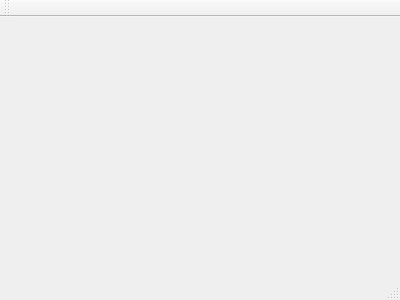
Before: the Qt Designer form app/windows/MainWindow.ui in Rexagon/methodist, drawn with Qt 5.
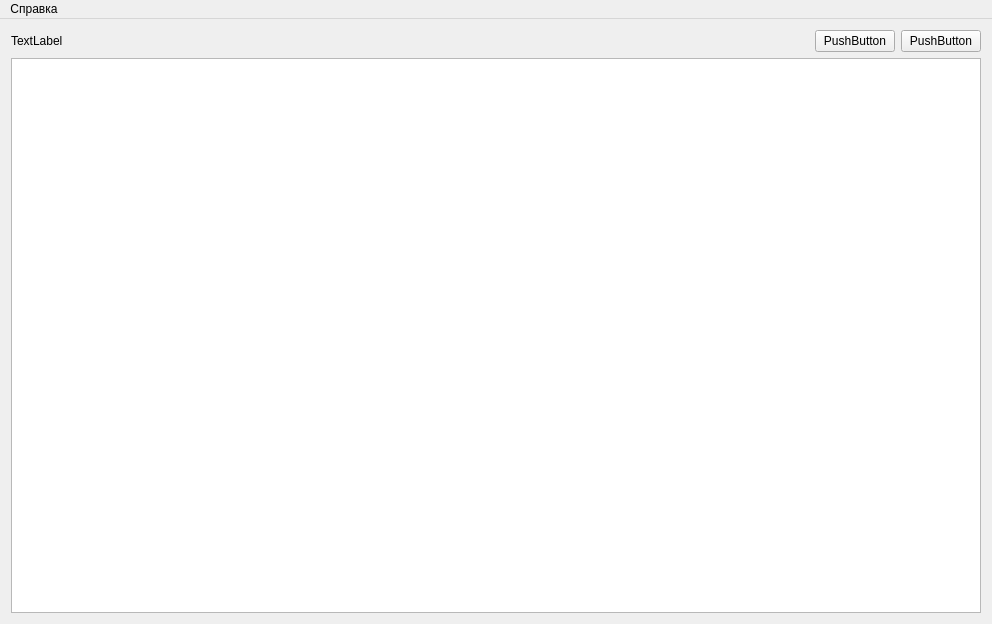
After: the same form once the commit is applied.

```diff
--- a/app/windows/MainWindow.ui
+++ b/app/windows/MainWindow.ui
@@ -1,24 +1,131 @@
 <ui version="4.0">
  <class>MainWindow</class>
- <widget class="QMainWindow" name="MainWindow" >
-  <property name="geometry" >
+ <widget class="QMainWindow" name="MainWindow">
+  <property name="geometry">
    <rect>
     <x>0</x>
     <y>0</y>
-    <width>400</width>
-    <height>300</height>
+    <width>992</width>
+    <height>624</height>
    </rect>
   </property>
   <property name="windowTitle" >
    <string>MainWindow</string>
   </property>
-  <widget class="QMenuBar" name="menuBar" />
-  <widget class="QToolBar" name="mainToolBar" />
-  <widget class="QWidget" name="centralWidget" />
-  <widget class="QStatusBar" name="statusBar" />
+  <property name="autoFillBackground">
+   <bool>false</bool>
+  </property>
+  <widget class="QWidget" name="centralWidget">
+   <property name="sizePolicy">
+    <sizepolicy hsizetype="Maximum" vsizetype="Maximum">
+     <horstretch>0</horstretch>
+     <verstretch>0</verstretch>
+    </sizepolicy>
+   </property>
+   <layout class="QGridLayout" name="gridLayout_2">
+    <property name="leftMargin">
+     <number>0</number>
+    </property>
+    <property name="topMargin">
+     <number>0</number>
+    </property>
+    <property name="rightMargin">
+     <number>0</number>
+    </property>
+    <property name="bottomMargin">
+     <number>0</number>
+    </property>
+    <item row="0" column="0">
+     <layout class="QGridLayout" name="gridLayout">
+      <property name="sizeConstraint">
+       <enum>QLayout::SetDefaultConstraint</enum>
+      </property>
+      <property name="spacing">
+       <number>6</number>
+      </property>
+      <item row="0" column="0">
+       <widget class="QStackedWidget" name="stackedWidget">
+        <widget class="QWidget" name="page">
+         <property name="layoutDirection">
+          <enum>Qt::LeftToRight</enum>
+         </property>
+         <layout class="QGridLayout" name="gridLayout_3">
+          <item row="0" column="0">
+           <widget class="QLabel" name="label">
+            <property name="text">
+             <string>TextLabel</string>
+            </property>
+           </widget>
+          </item>
+          <item row="0" column="1">
+           <widget class="QPushButton" name="pushButton">
+            <property name="sizePolicy">
+             <sizepolicy hsizetype="Maximum" vsizetype="Fixed">
+              <horstretch>0</horstretch>
+              <verstretch>0</verstretch>
+             </sizepolicy>
+            </property>
+            <property name="text">
+             <string>PushButton</string>
+            </property>
+           </widget>
+          </item>
+          <item row="0" column="2">
+           <widget class="QPushButton" name="pushButton_2">
+            <property name="sizePolicy">
+             <sizepolicy hsizetype="Maximum" vsizetype="Fixed">
+              <horstretch>0</horstretch>
+              <verstretch>0</verstretch>
+             </sizepolicy>
+            </property>
+            <property name="text">
+             <string>PushButton</string>
+            </property>
+           </widget>
+          </item>
+          <item row="1" column="0" colspan="3">
+           <widget class="QTableWidget" name="tableWidget"/>
+          </item>
+         </layout>
+        </widget>
+        <widget class="QWidget" name="page_2"/>
+       </widget>
+      </item>
+     </layout>
+    </item>
+   </layout>
+  </widget>
+  <widget class="QMenuBar" name="menuBar">
+   <property name="geometry">
+    <rect>
+     <x>0</x>
+     <y>0</y>
+     <width>992</width>
+     <height>21</height>
+    </rect>
+   </property>
+   <widget class="QMenu" name="menu">
+    <property name="title">
+     <string>Справка</string>
+    </property>
+    <addaction name="action"/>
+    <addaction name="separator"/>
+    <addaction name="action_3"/>
+   </widget>
+   <addaction name="menu"/>
+  </widget>
+  <action name="action">
+   <property name="text">
+    <string>О программе</string>
+   </property>
+  </action>
+  <action name="action_3">
+   <property name="text">
+    <string>Проверить обновления</string>
+   </property>
+  </action>
  </widget>
- <layoutDefault spacing="6" margin="11" />
- <pixmapfunction></pixmapfunction>
+ <layoutdefault spacing="6" margin="11"/>
  <resources/>
  <connections/>
 </ui>
```
Left out of the diff: 3 changed lines with no effect on the pictures.
